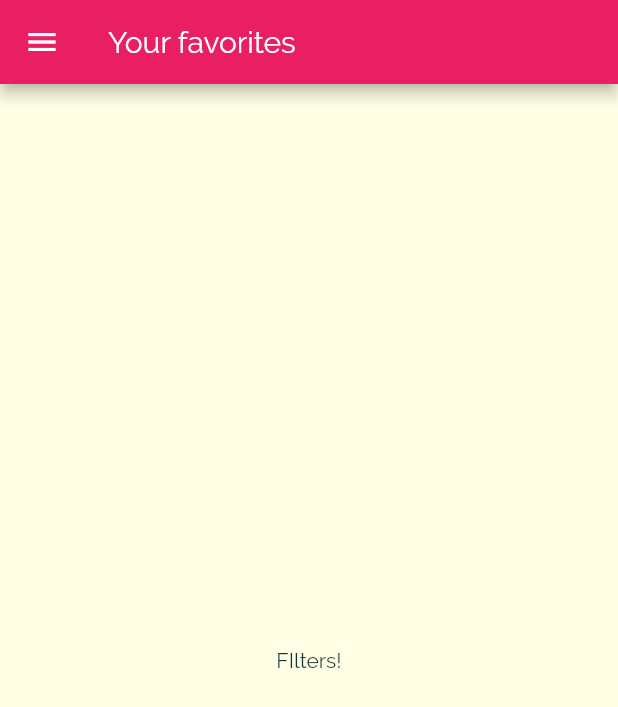
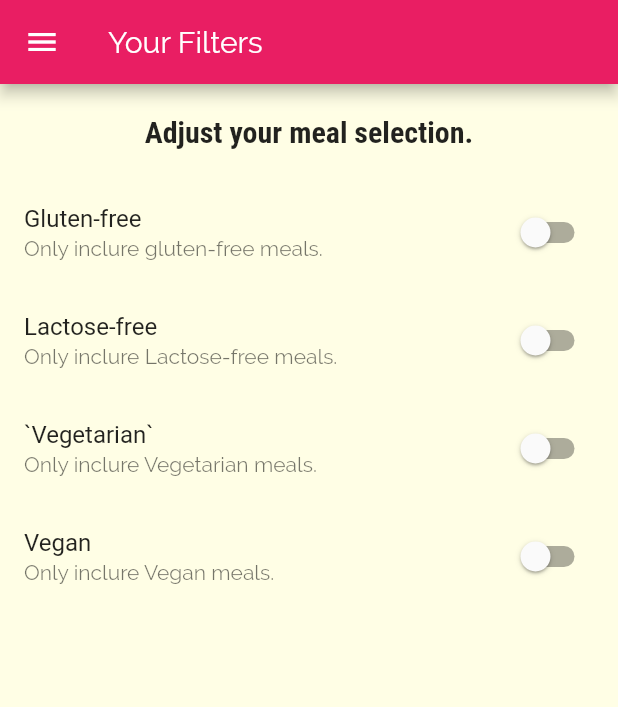
Before and after one commit to GBRBD/mealsapp, a Flutter app: the FiltersScreen screen opened by its route, on a phone screen of 412 x 824 dp. Shown: the top 707 px of the screen. Run offline on Flutter 3.47's test engine with Material 2 defaults, Android fonts, the phone set to English and light mode, and no system bars.

Commit message:
Adding filter logic

```diff
--- a/lib/screens/filters_screen.dart
+++ b/lib/screens/filters_screen.dart
@@ -1,18 +1,92 @@
 import 'package:flutter/material.dart';
 import 'package:mealsapp/widgets/main_drawer.dart';
 
-class FiltersScreen extends StatelessWidget {
+class FiltersScreen extends StatefulWidget {
   static const String routeName = '/filters';
+
+  @override
+  _FiltersScreenState createState() => _FiltersScreenState();
+}
+
+class _FiltersScreenState extends State<FiltersScreen> {
+  bool _gluternFree = false;
+  bool _vegetarian = false;
+  bool _vegan = false;
+  bool _lactoseFree = false;
+
+  Widget _buildSwitchListTile(String title, String description,
+      bool currentValue, Function updateValue) {
+    return SwitchListTile(
+      title: Text(title),
+      value: currentValue,
+      subtitle: Text(description),
+      onChanged: updateValue,
+    );
+  }
 
   @override
   Widget build(BuildContext context) {
     return Scaffold(
       appBar: AppBar(
-        title: Text('Your favorites'),
+        title: Text('Your Filters'),
       ),
       drawer: MainDrawer(),
-      body: Center(
-        child: Text('FIlters!'),
+      body: Column(
+        children: <Widget>[
+          Container(
+            padding: EdgeInsets.all(20),
+            child: Text(
+              'Adjust your meal selection.',
+              style: Theme.of(context).textTheme.title,
+            ),
+          ),
+          Expanded(
+            child: ListView(
+              children: <Widget>[
+                _buildSwitchListTile(
+                  'Gluten-free',
+                  'Only inclure gluten-free meals.',
+                  _gluternFree,
+                  (newValue) {
+                    setState(() {
+                      _gluternFree = newValue;
+                    });
+                  },
+                ),
+                _buildSwitchListTile(
+                  'Lactose-free',
+                  'Only inclure Lactose-free meals.',
+                  _lactoseFree,
+                  (newValue) {
+                    setState(() {
+                      _lactoseFree = newValue;
+                    });
+                  },
+                ),
+                _buildSwitchListTile(
+                  '`Vegetarian`',
+                  'Only inclure Vegetarian meals.',
+                  _vegetarian,
+                  (newValue) {
+                    setState(() {
+                      _vegetarian = newValue;
+                    });
+                  },
+                ),
+                _buildSwitchListTile(
+                  'Vegan',
+                  'Only inclure Vegan meals.',
+                  _vegan,
+                  (newValue) {
+                    setState(() {
+                      _vegan = newValue;
+                    });
+                  },
+                ),
+              ],
+            ),
+          ),
+        ],
       ),
     );
   }
```
